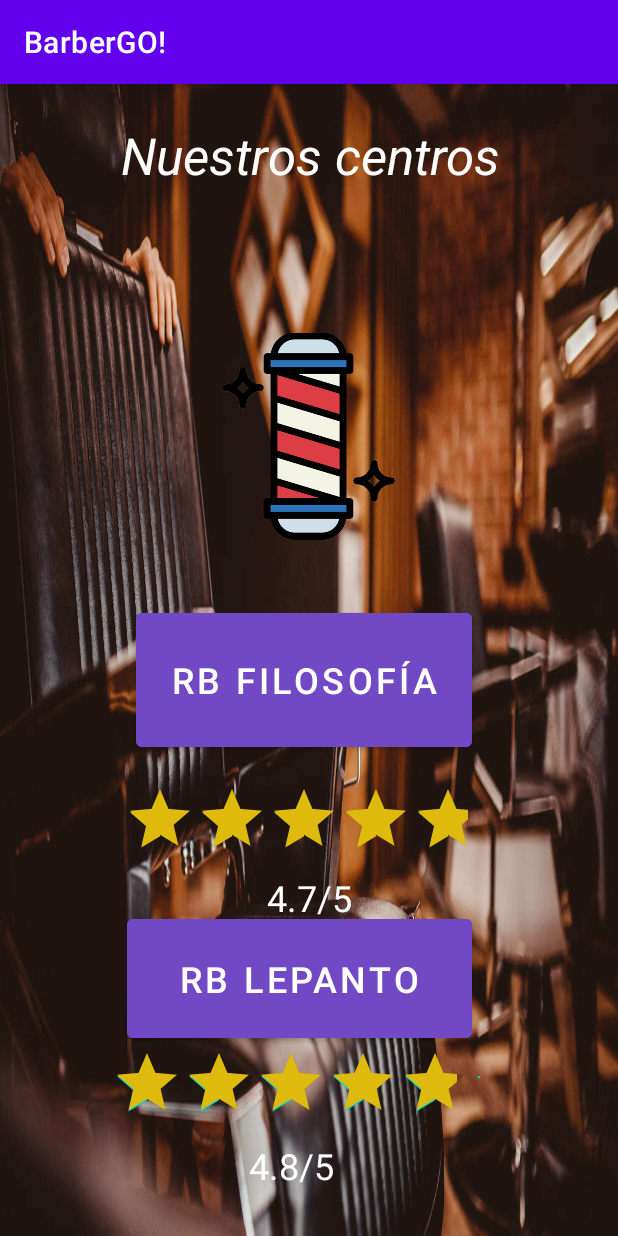
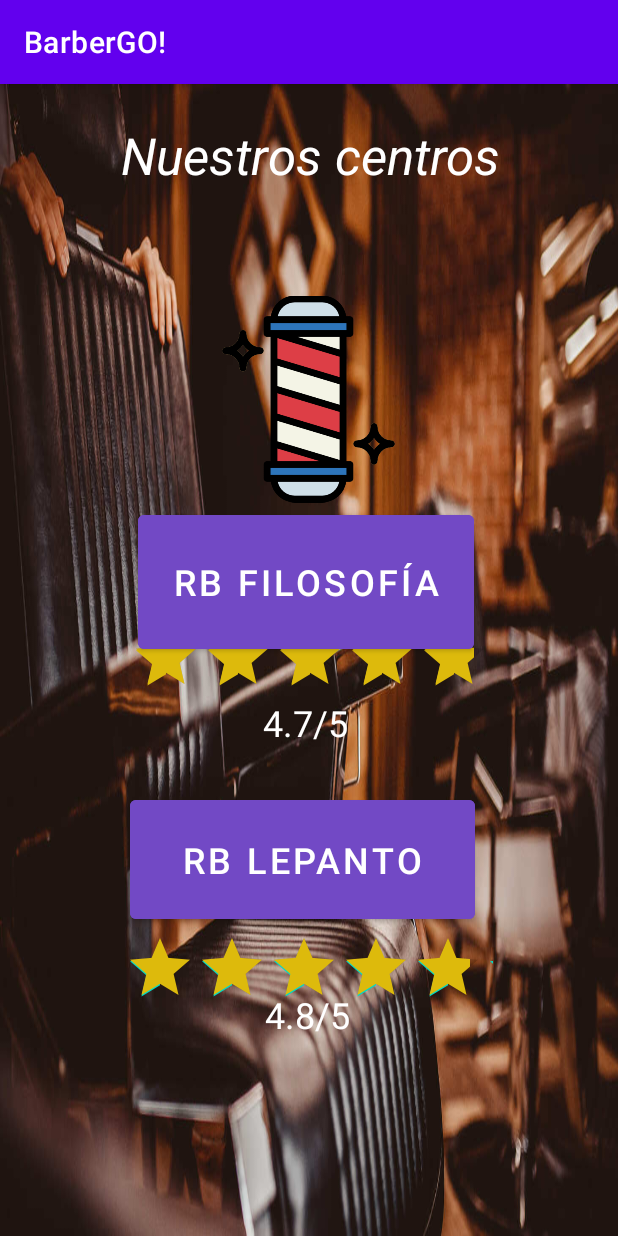
Before and after one commit to LordMatraka/Android_BarberGO, an Android app: the FeedbackActivity screen opened directly, with no data from a screen before it, on a phone screen of 412 x 824 dp. Run offline under Robolectric (Android 15) with nearby library versions, the phone set to English and light mode, and no system bars.

Commit message:
Graphic fix

```diff
--- a/app/src/main/java/com/example/barbergo/CitaActivity.java
+++ b/app/src/main/java/com/example/barbergo/CitaActivity.java
@@ -93,7 +93,7 @@ public class CitaActivity extends AppCompatActivity {
             @Override
             public void onComplete(@NonNull Task<DataSnapshot> task) {
                 if(!task.isSuccessful()){
-                    Toast.makeText(CitaActivity.this, "Error obteniendo las promociones, asegúrese de que está " +
+                    Toast.makeText(CitaActivity.this, "Error obteniendo el estilista, asegúrese de que está " +
                                     "conectado a internet e inténtelo de nuevo.",
                             Toast.LENGTH_SHORT).show();
                     Log.e("promos", "Error getting data", task.getException());
--- a/app/src/main/java/com/example/barbergo/MainActivity.java
+++ b/app/src/main/java/com/example/barbergo/MainActivity.java
@@ -92,7 +92,7 @@ public class MainActivity extends AppCompatActivity {
                         } else {
                             // If sign in fails, display a message to the user.
                             Log.w(TAG, "signInWithEmail:failure", task.getException());
-                            Toast.makeText(MainActivity.this, "Email o contrseña incorrectos.",
+                            Toast.makeText(MainActivity.this, "Email o contraseña incorrectos.",
                                     Toast.LENGTH_SHORT).show();
                         }
                     }
--- a/app/src/main/java/com/example/barbergo/RegisterActivity.java
+++ b/app/src/main/java/com/example/barbergo/RegisterActivity.java
@@ -37,6 +37,7 @@ public class RegisterActivity extends AppCompatActivity {
 
     private FirebaseDatabase databaseInstance;
     private DatabaseReference databaseRef;
+
 
 
     @Override
--- a/app/src/main/res/layout/activity_feedback.xml
+++ b/app/src/main/res/layout/activity_feedback.xml
@@ -33,10 +33,10 @@
         android:textSize="24sp"
         app:layout_constraintBottom_toBottomOf="parent"
         app:layout_constraintEnd_toEndOf="parent"
-        app:layout_constraintHorizontal_bias="0.481"
+        app:layout_constraintHorizontal_bias="0.491"
         app:layout_constraintStart_toStartOf="parent"
-        app:layout_constraintTop_toBottomOf="@+id/imageView5"
-        app:layout_constraintVertical_bias="0.107" />
+        app:layout_constraintTop_toTopOf="parent"
+        app:layout_constraintVertical_bias="0.422" />
 
     <Button
         android:id="@+id/botonLocal2"
@@ -47,10 +47,10 @@
         android:textSize="24sp"
         app:layout_constraintBottom_toBottomOf="parent"
         app:layout_constraintEnd_toEndOf="parent"
-        app:layout_constraintHorizontal_bias="0.464"
+        app:layout_constraintHorizontal_bias="0.475"
         app:layout_constraintStart_toStartOf="parent"
-        app:layout_constraintTop_toBottomOf="@+id/botonLocal1"
-        app:layout_constraintVertical_bias="0.449" />
+        app:layout_constraintTop_toTopOf="parent"
+        app:layout_constraintVertical_bias="0.697" />
 
     <ImageView
         android:id="@+id/imageView5"
@@ -60,15 +60,14 @@
         app:layout_constraintEnd_toEndOf="parent"
         app:layout_constraintHorizontal_bias="0.498"
         app:layout_constraintStart_toStartOf="parent"
-        app:layout_constraintTop_toBottomOf="@+id/tview2"
-        app:layout_constraintVertical_bias="0.033"
+        app:layout_constraintTop_toTopOf="parent"
+        app:layout_constraintVertical_bias="0.219"
         app:srcCompat="@drawable/barbero" />
 
     <RatingBar
         android:id="@+id/ratingBar"
         android:layout_width="244dp"
         android:layout_height="60dp"
-        android:layout_marginTop="18dp"
         android:foregroundTint="#DDBA0C"
         android:numStars="5"
         android:progressTint="#DDBA0C"
@@ -77,10 +76,10 @@
         android:stepSize="0.3"
         app:layout_constraintBottom_toTopOf="@+id/botonLocal2"
         app:layout_constraintEnd_toEndOf="parent"
-        app:layout_constraintHorizontal_bias="0.494"
+        app:layout_constraintHorizontal_bias="0.514"
         app:layout_constraintStart_toStartOf="parent"
-        app:layout_constraintTop_toBottomOf="@+id/botonLocal1"
-        app:layout_constraintVertical_bias="0.0" />
+        app:layout_constraintTop_toTopOf="parent"
+        app:layout_constraintVertical_bias="0.871" />
 
     <RatingBar
         android:id="@+id/ratingBar2"
@@ -92,10 +91,10 @@
         android:stepSize="0.3"
         app:layout_constraintBottom_toBottomOf="parent"
         app:layout_constraintEnd_toEndOf="parent"
-        app:layout_constraintHorizontal_bias="0.444"
+        app:layout_constraintHorizontal_bias="0.496"
         app:layout_constraintStart_toStartOf="parent"
-        app:layout_constraintTop_toBottomOf="@+id/botonLocal2"
-        app:layout_constraintVertical_bias="0.0" />
+        app:layout_constraintTop_toTopOf="parent"
+        app:layout_constraintVertical_bias="0.782" />
 
     <TextView
         android:id="@+id/ratingBar_changes"
@@ -109,9 +108,10 @@
         android:textSize="24sp"
         app:layout_constraintBottom_toTopOf="@+id/botonLocal2"
         app:layout_constraintEnd_toEndOf="parent"
+        app:layout_constraintHorizontal_bias="0.488"
         app:layout_constraintStart_toStartOf="parent"
-        app:layout_constraintTop_toBottomOf="@+id/ratingBar"
-        app:layout_constraintVertical_bias="0.0" />
+        app:layout_constraintTop_toTopOf="parent"
+        app:layout_constraintVertical_bias="0.962" />
 
     <TextView
         android:id="@+id/ratingBar_changes2"
@@ -124,9 +124,9 @@
         android:textSize="24sp"
         app:layout_constraintBottom_toBottomOf="parent"
         app:layout_constraintEnd_toEndOf="parent"
-        app:layout_constraintHorizontal_bias="0.427"
+        app:layout_constraintHorizontal_bias="0.493"
         app:layout_constraintStart_toStartOf="parent"
-        app:layout_constraintTop_toBottomOf="@+id/ratingBar2"
-        app:layout_constraintVertical_bias="0.0" />
+        app:layout_constraintTop_toTopOf="parent"
+        app:layout_constraintVertical_bias="0.832" />
 
 </androidx.constraintlayout.widget.ConstraintLayout>
--- a/app/src/main/res/layout/activity_main.xml
+++ b/app/src/main/res/layout/activity_main.xml
@@ -43,7 +43,7 @@
         android:text="Registrarse"
         app:layout_constraintBottom_toBottomOf="parent"
         app:layout_constraintEnd_toEndOf="parent"
-        app:layout_constraintHorizontal_bias="0.481"
+        app:layout_constraintHorizontal_bias="0.501"
         app:layout_constraintStart_toStartOf="parent" />
 
     <EditText
--- a/app/src/main/res/layout/employee_list_item.xml
+++ b/app/src/main/res/layout/employee_list_item.xml
@@ -2,8 +2,7 @@
 <LinearLayout xmlns:android="http://schemas.android.com/apk/res/android"
     xmlns:app="http://schemas.android.com/apk/res-auto"
     android:layout_width="match_parent"
-    android:layout_height="150dp"
-    android:background="@drawable/estudiar_barberia">
+    android:layout_height="150dp">
 
     <ImageView
         android:id="@+id/employeeImage"
@@ -16,6 +15,7 @@
         android:layout_width="match_parent"
         android:layout_height="match_parent"
         android:layout_weight="1"
+        android:background="@drawable/estudiar_barberia"
         android:orientation="vertical">
 
         <TextView
```
